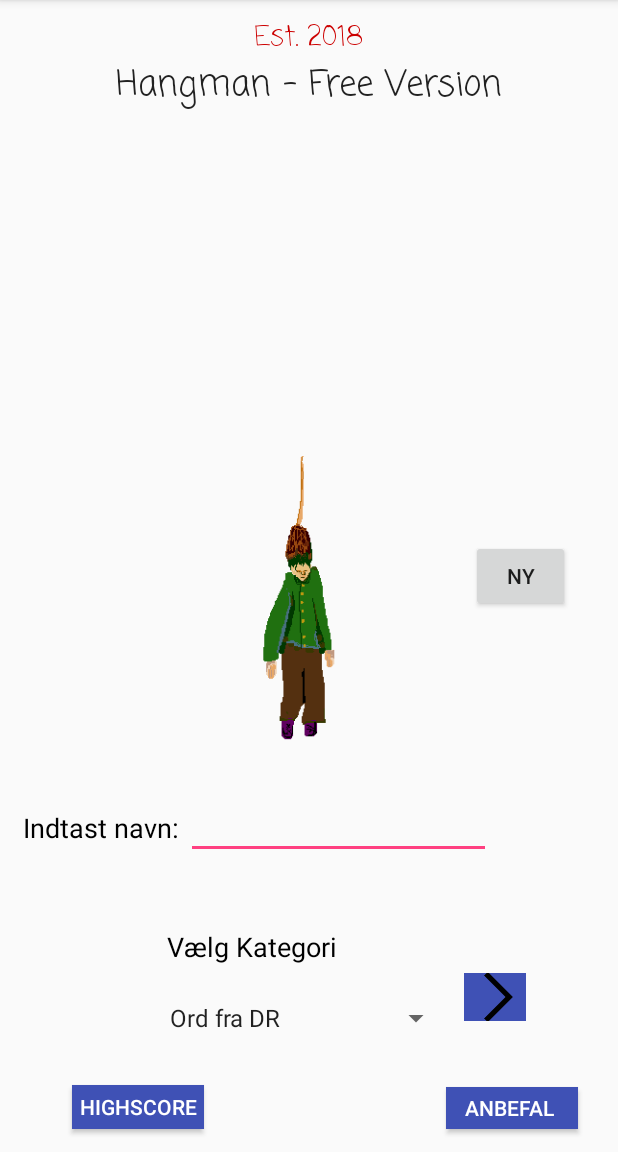
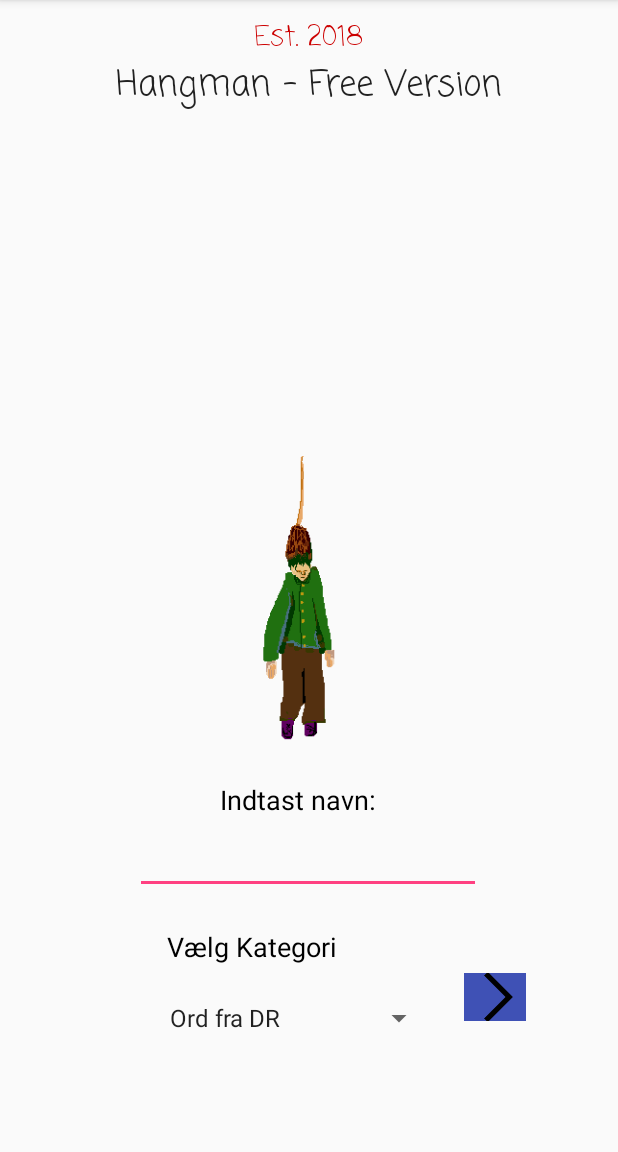
Before and after one commit to nicovahman/SplashProjekt, an Android app: the screen it shows after launch (HomeActivity), on a phone screen of 412 x 824 dp, the part 84-1236 px from its top. Run offline under Robolectric (Android 15) with nearby library versions, the phone set to English and light mode, and no system bars.

Commit message:
Forsiden er rengjort nu, og knapper der ikke fungerer er fjernet nu. Det ser mere enkelt ud.

```diff
--- a/app/src/main/java/com/example/nicolasvahman/splashprojekt/HomeActivity.java
+++ b/app/src/main/java/com/example/nicolasvahman/splashprojekt/HomeActivity.java
@@ -43,29 +43,15 @@ public class HomeActivity extends AppCompatActivity  {
         editTextEmne = findViewById(R.id.emneTilmailen);
         editTextMessage = findViewById(R.id.emailBesked);
         spillerNavn = (EditText) findViewById(R.id.ditNavn);
-        guessButton = findViewById(R.id.guessGame);
 
-        guessButton.setOnClickListener(new View.OnClickListener() {
-            @Override
-            public void onClick(View v) {
-
-                Intent guessSpil = new Intent(HomeActivity.this, guessGame.class);
-                startActivity(guessSpil);
-            }
-        });
 
 
         næsteside = (ImageView) findViewById(R.id.nextpage);
         ArrayAdapter <String> adapter;
 
-        highscores = (Button) findViewById(R.id.highscorepage);
 
-        highscores.setOnClickListener(new View.OnClickListener() {
-            @Override
-            public void onClick(View v) {
-                GoToHighscore();
-            }
-        });
+
+
 
         Spinner spin = findViewById(R.id.spin);
         adapter = new ArrayAdapter<String>(this, android.R.layout.simple_list_item_1, names);
--- a/app/src/main/res/layout/activity_home.xml
+++ b/app/src/main/res/layout/activity_home.xml
@@ -64,18 +64,6 @@
         app:layout_constraintTop_toBottomOf="@+id/textView"
         tools:layout_editor_absoluteX="74dp" />
 
-    <Button
-        android:id="@+id/anbefal"
-        android:layout_width="wrap_content"
-        android:layout_height="28dp"
-        android:layout_alignEnd="@+id/textView"
-        android:layout_alignParentBottom="true"
-        android:layout_marginEnd="-143dp"
-        android:layout_marginBottom="15dp"
-        android:background="@color/colorPrimary"
-        android:text="Anbefal "
-        android:textColor="@android:color/background_light" />
-
     <EditText
         android:id="@+id/emailadresse"
         android:layout_width="wrap_content"
@@ -138,25 +126,16 @@
         android:textAppearance="@style/TextAppearance.AppCompat.Medium"
         android:textColor="@android:color/background_dark" />
 
-    <Button
-        android:id="@+id/highscorepage"
-        android:layout_width="wrap_content"
-        android:layout_height="29dp"
-        android:layout_alignBottom="@+id/anbefal"
-        android:layout_marginEnd="-69dp"
-        android:layout_toStartOf="@+id/emailadresse"
-        android:background="@color/colorPrimary"
-        android:text="Highscore"
-        android:textColor="@android:color/background_light" />
-
     <EditText
         android:id="@+id/ditNavn"
         android:layout_width="203dp"
         android:layout_height="wrap_content"
+        android:layout_alignParentStart="true"
+        android:layout_alignParentEnd="true"
         android:layout_alignParentBottom="true"
-        android:layout_marginEnd="-30dp"
-        android:layout_marginBottom="195dp"
-        android:layout_toStartOf="@+id/anbefal"
+        android:layout_marginStart="90dp"
+        android:layout_marginEnd="91dp"
+        android:layout_marginBottom="172dp"
         android:ems="10"
         android:inputType="textPersonName"
         android:textSize="18sp" />
@@ -165,21 +144,12 @@
         android:id="@+id/indtastNavn"
         android:layout_width="wrap_content"
         android:layout_height="wrap_content"
-        android:layout_alignParentBottom="true"
-        android:layout_marginEnd="-42dp"
-        android:layout_marginBottom="204dp"
+        android:layout_above="@+id/ditNavn"
+        android:layout_marginEnd="-173dp"
+        android:layout_marginBottom="5dp"
         android:layout_toStartOf="@+id/textView4"
         android:text="Indtast navn:"
         android:textColor="@android:color/background_dark"
         android:textSize="18sp" />
 
-    <Button
-        android:id="@+id/guessGame"
-        android:layout_width="66dp"
-        android:layout_height="wrap_content"
-        android:layout_alignParentStart="true"
-        android:layout_centerVertical="true"
-        android:layout_marginStart="314dp"
-        android:text="Ny" />
-
 </RelativeLayout>
```
